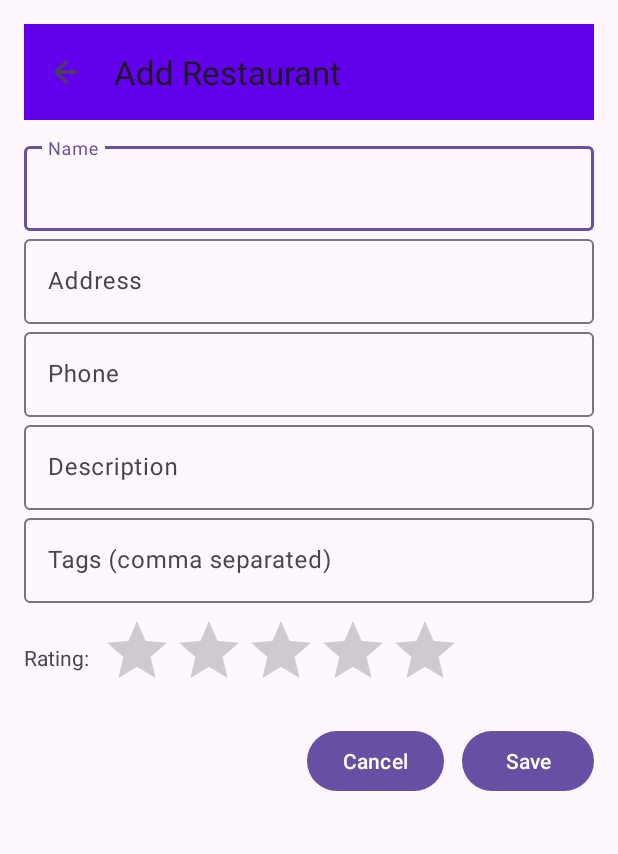
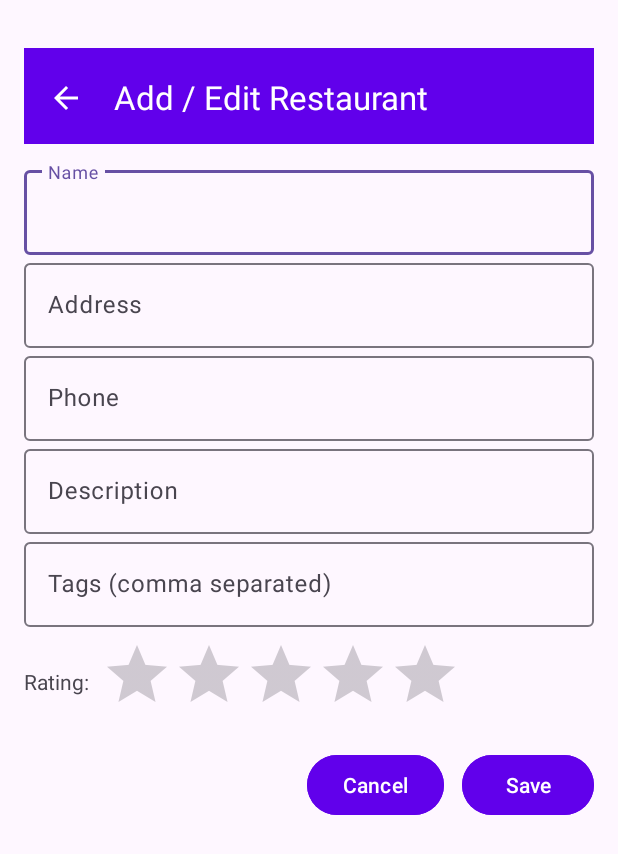
Before and after one commit to zzaki13/GroupAssignment3074, an Android app: the screen it shows after launch (AddEditRestaurantActivity), after a tap on "Add restaurant", on a phone screen of 412 x 824 dp. Shown: the top 854 px of the screen. Run offline under Robolectric (Android 15) with nearby library versions, the phone set to English and light mode, and no system bars; our stand-ins replace Room's generated code; pictures from the network do not load.

Commit message:
fixed titles  of the screens and padding for addéEdit Activity

```diff
--- a/app/src/main/AndroidManifest.xml
+++ b/app/src/main/AndroidManifest.xml
@@ -7,6 +7,7 @@
         android:fullBackupContent="@xml/backup_rules"
         android:icon="@mipmap/ic_launcher"
         android:label="@string/app_name"
+
         android:roundIcon="@mipmap/ic_launcher_round"
         android:supportsRtl="true"
         android:theme="@style/Theme.RestaurantGuide">
--- a/app/src/main/java/ca/gbc/restaurantguide/ui/AboutActivity.kt
+++ b/app/src/main/java/ca/gbc/restaurantguide/ui/AboutActivity.kt
@@ -16,6 +16,10 @@ class AboutActivity : AppCompatActivity() {
         setContentView(binding.root)
 
         setSupportActionBar(binding.topBar)
+        binding.topBar.setTitleTextColor(android.graphics.Color.WHITE)
+        supportActionBar?.title = "About"
+        supportActionBar?.setDisplayHomeAsUpEnabled(true)
+
         binding.topBar.setNavigationOnClickListener { finish() }
 
         val versionName = packageManager.getPackageInfo(packageName, 0).versionName
--- a/app/src/main/java/ca/gbc/restaurantguide/ui/AddEditRestaurantActivity.kt
+++ b/app/src/main/java/ca/gbc/restaurantguide/ui/AddEditRestaurantActivity.kt
@@ -22,6 +22,8 @@ class AddEditRestaurantActivity : AppCompatActivity() {
         setContentView(binding.root)
 
         setSupportActionBar(binding.topBar)
+        binding.topBar.setTitleTextColor(android.graphics.Color.WHITE)
+        supportActionBar?.title = "Add / Edit Restaurant"
         supportActionBar?.setDisplayHomeAsUpEnabled(true)
         binding.topBar.setNavigationOnClickListener { finish() }
 
--- a/app/src/main/java/ca/gbc/restaurantguide/ui/MainActivity.kt
+++ b/app/src/main/java/ca/gbc/restaurantguide/ui/MainActivity.kt
@@ -27,6 +27,9 @@ class MainActivity : AppCompatActivity() {
         setContentView(binding.root)
 
         setSupportActionBar(binding.topAppBar)
+        binding.topAppBar.setTitleTextColor(android.graphics.Color.WHITE)
+        supportActionBar?.title = "Restaurant Guide"
+
 
         adapter = RestaurantAdapter(
             onClick = { item ->
@@ -70,5 +73,6 @@ class MainActivity : AppCompatActivity() {
             }
         })
         helper.attachToRecyclerView(binding.recycler)
+
     }
 }
--- a/app/src/main/res/layout/activity_about.xml
+++ b/app/src/main/res/layout/activity_about.xml
@@ -8,8 +8,8 @@
         android:id="@+id/topBar"
         android:layout_width="match_parent"
         android:layout_height="wrap_content"
-        android:background="?attr/colorPrimary"
-        android:title="About"
+        android:background="#6100EB"
+        android:paddingTop="14dp"
         android:titleTextColor="@android:color/white"
         app:navigationIcon="@drawable/ic_arrow_back_24" />
 
--- a/app/src/main/res/layout/activity_add_edit.xml
+++ b/app/src/main/res/layout/activity_add_edit.xml
@@ -14,9 +14,12 @@
             android:id="@+id/topBar"
             android:layout_width="match_parent"
             android:layout_height="wrap_content"
+            android:layout_marginTop="16dp"
+            android:background="#6100EB"
+            android:paddingTop="1dp"
             android:title="Add / Edit Restaurant"
-            android:background="#6100EB"
-            android:titleTextColor="@android:color/white"/>
+            android:titleTextColor="@android:color/white"
+            app:navigationIcon="@drawable/ic_arrow_back_24"/>
 
         <com.google.android.material.textfield.TextInputLayout
             android:layout_width="match_parent"
@@ -27,6 +30,7 @@
                 android:id="@+id/etName"
                 android:layout_width="match_parent"
                 android:layout_height="wrap_content"/>
+
         </com.google.android.material.textfield.TextInputLayout>
 
         <com.google.android.material.textfield.TextInputLayout
@@ -102,6 +106,7 @@
                 android:id="@+id/btnCancel"
                 android:layout_width="wrap_content"
                 android:layout_height="wrap_content"
+                android:backgroundTint="#6100EB"
                 android:text="Cancel"
                 />
 
@@ -110,6 +115,7 @@
                 android:layout_width="wrap_content"
                 android:layout_height="wrap_content"
                 android:text="Save"
+                android:backgroundTint="#6100EB"
                 android:layout_marginStart="12dp"/>
         </LinearLayout>
 
--- a/app/src/main/res/values/strings.xml
+++ b/app/src/main/res/values/strings.xml
@@ -1,3 +1,6 @@
 <resources>
-    <string name="app_name">RestaurantGuide</string>
+    <string name="app_name">Restaurant Guide</string>    <string name="title_about">About</string>
+    <string name="title_add_edit">Add / Edit Restaurant</string>
+    <string name="title_details">Restaurant Details</string>
+    <string name="title_main">Restaurant Guide</string>
 </resources>
```
Also changed, not shown: app/src/main/java/ca/gbc/restaurantguide/ui/DetailsActivity.kt (+14 -1 lines), app/src/main/res/layout/activity_main.xml (+7 -5 lines).
